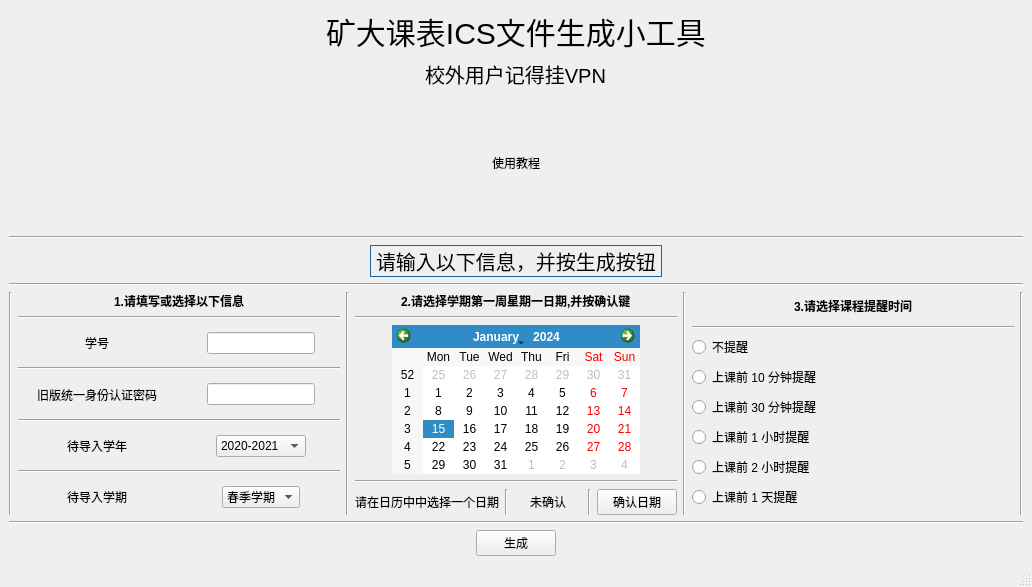
Before: the Qt Designer form ui/mainWindow.ui in Yi-Xio/SchoolTimetableToIcs, drawn with Qt 5.
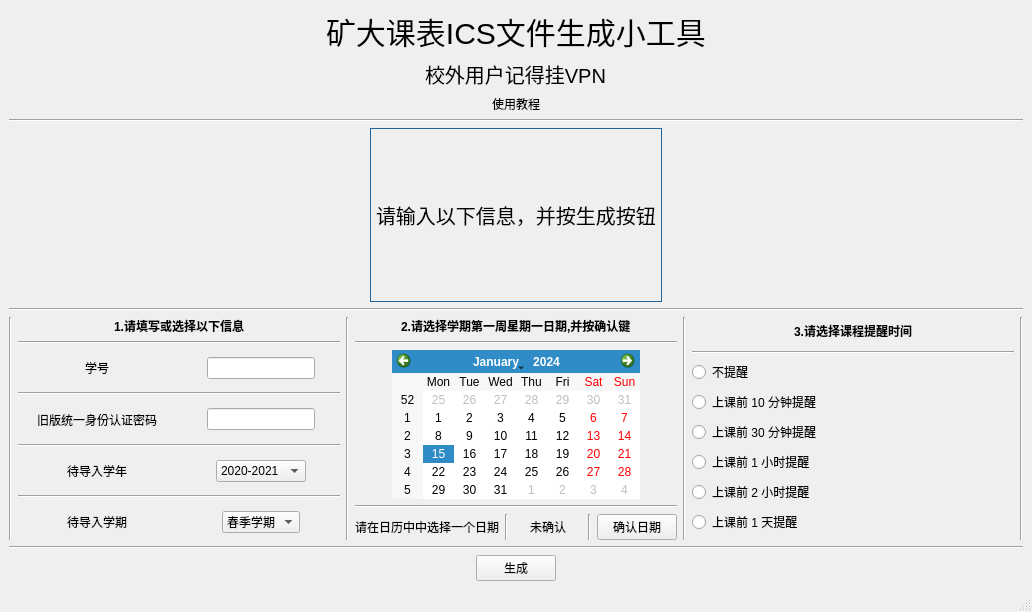
After: the same form once the commit is applied.

Commit message: 1. 略微修改了 GUI 样式 2. 修复shower无法循环更新的bug

The edit to the form file:
```diff
--- a/ui/mainWindow.ui
+++ b/ui/mainWindow.ui
@@ -7,7 +7,7 @@
     <x>0</x>
     <y>0</y>
     <width>1032</width>
-    <height>587</height>
+    <height>612</height>
    </rect>
   </property>
   <property name="windowTitle">
@@ -90,7 +90,7 @@
         <item alignment="Qt::AlignHCenter">
          <widget class="QLabel" name="shower">
           <property name="sizePolicy">
-           <sizepolicy hsizetype="Fixed" vsizetype="Fixed">
+           <sizepolicy hsizetype="Expanding" vsizetype="Expanding">
             <horstretch>0</horstretch>
             <verstretch>0</verstretch>
            </sizepolicy>
```
The commit also changes 2 other files.
